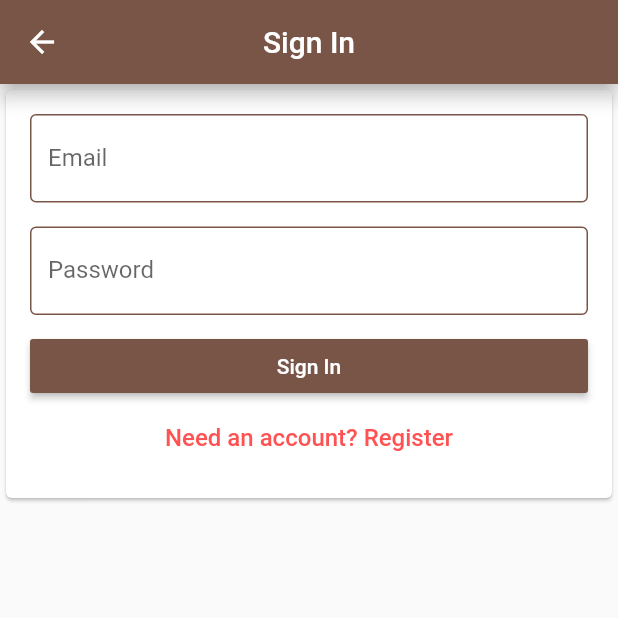
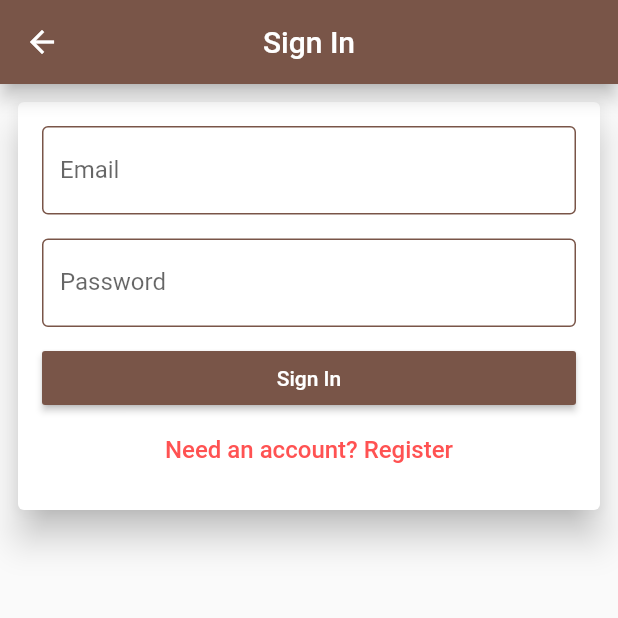
Before and after one commit to arctronic/timetracker, a Flutter app: the EmailSignInPage screen opened directly with empty values, on a phone screen of 412 x 824 dp, the top half of it. Run offline on Flutter 3.47's test engine with Material 2 defaults, Android fonts, the phone set to English and light mode, and no system bars; our stand-ins replace firebase_auth, firebase_core, google_sign_in; missing offline and left inert: flutter_facebook_login; accounts and stored records are empty.

```diff
--- a/lib/app/email_sign_in_form.dart
+++ b/lib/app/email_sign_in_form.dart
@@ -17,8 +17,12 @@ class _EmailSignInFormState extends State<EmailSignInForm> {
   final TextEditingController _passwordController = TextEditingController();
   String get _email => _emailController.text;
   String get _pass => _passwordController.text;
+  bool _isLoading = false;
 
   void _submit() async {
+    setState(() {
+      _isLoading = true;
+    });
     try {
       if (_formType == SignInFormType.sign)
         await widget.auth.signInWithEmailAndPassword(_email, _pass);
@@ -27,6 +31,10 @@ class _EmailSignInFormState extends State<EmailSignInForm> {
       Navigator.of(context).pop();
     } catch (e) {
       print(e.toString());
+    } finally {
+      setState(() {
+        _isLoading = false;
+      });
     }
   }
 
@@ -51,7 +59,9 @@ class _EmailSignInFormState extends State<EmailSignInForm> {
       TextFormField(
         //onChanged: (val) => email = val,
         controller: _emailController,
+        textInputAction: TextInputAction.next,
         decoration: InputDecoration(
+          enabled: _isLoading == false,
           labelText: 'Email',
           hintText: 'test@email.com',
           enabledBorder: OutlineInputBorder(
@@ -72,11 +82,12 @@ class _EmailSignInFormState extends State<EmailSignInForm> {
       SizedBox(height: 16.0),
       TextFormField(
         controller: _passwordController,
+        textInputAction: TextInputAction.next,
         obscureText: true,
-        validator: (val) =>
-            val.length < 8 ? 'Password must be 8 chars long' : null,
         decoration: InputDecoration(
+          enabled: _isLoading == false,
           labelText: 'Password',
+          //errorText: _passwordController.text.length < 8 && submitted? 'Please enter atleast 8 chars!':null,
           enabledBorder: OutlineInputBorder(
             borderSide: BorderSide(
               color: Colors.brown,
@@ -99,11 +110,11 @@ class _EmailSignInFormState extends State<EmailSignInForm> {
         textColor: Colors.white,
         focusElevation: 5.0,
         focusColor: Colors.brown[400],
-        onPressed: _submit,
+        onPressed: !_isLoading ? _submit : null,
       ),
       //SizedBox(height: 5.0),
       FlatButton(
-          onPressed: _toogleFormType,
+          onPressed: !_isLoading ? _toogleFormType : null,
           child: Text(
             secondaryText,
             style: TextStyle(
--- a/lib/app/sign_in/emailSignInPage.dart
+++ b/lib/app/sign_in/emailSignInPage.dart
@@ -17,9 +17,18 @@ class EmailSignInPage extends StatelessWidget {
         elevation: 5.0,
         centerTitle: true,
       ),
-      body: Card(
-        child: EmailSignInForm(auth: auth,),
+      body: SingleChildScrollView(
+        child: Padding(
+          padding: const EdgeInsets.all(8.0),
+          child: Card(
+            elevation: 10.0,
+            child: EmailSignInForm(
+              auth: auth,
+            ),
+          ),
+        ),
       ),
+
     );
   }
 }
```
